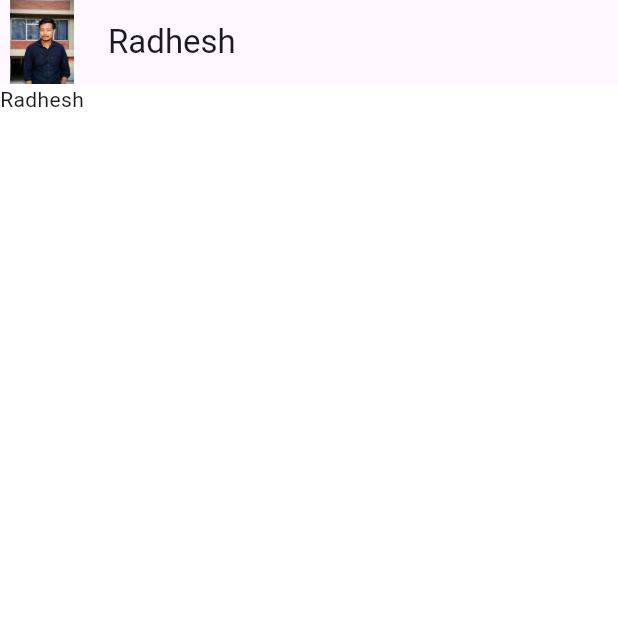
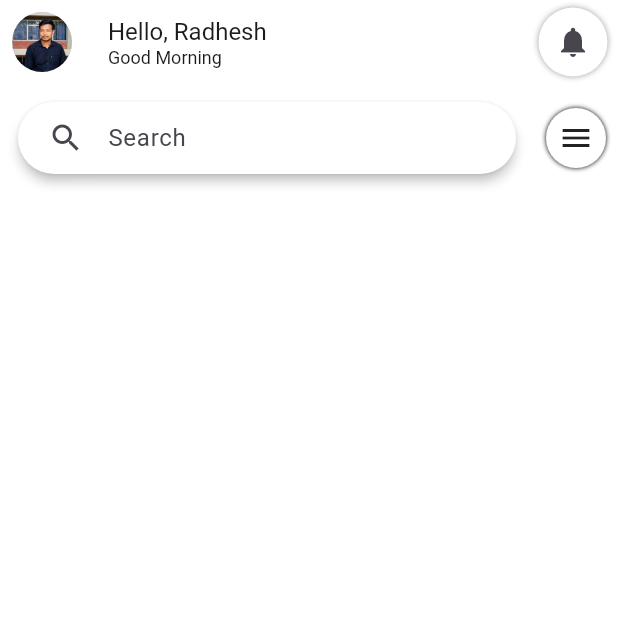
Before and after one commit to Radhesh-Roy/TailorApp, a Flutter app: the screen it shows after launch, on a phone screen of 412 x 824 dp, the top half of it. Run offline on Flutter 3.47's test engine with Material 3 defaults, Android fonts, the light colour scheme and no system bars; Roboto replaces fonts that are missing (Rj).

Commit message:
add search

```diff
--- a/lib/homepage.dart
+++ b/lib/homepage.dart
@@ -1,5 +1,5 @@
+import 'package:flutter/material.dart';
 
-import 'package:flutter/material.dart';
 class Homepage extends StatefulWidget {
   const Homepage({super.key});
 
@@ -13,12 +13,86 @@ class _HomepageState extends State<Homepage> {
     return Scaffold(
       backgroundColor: Color(0xffFFFFFF),
       appBar: AppBar(
-        leading: Image.asset(
-          "assets/profile/Radhesh.jpg",
+        backgroundColor: Color(0xffFFFFFF),
+        leading: Padding(
+          padding: const EdgeInsets.all(8.0),
+          child: CircleAvatar(
+            backgroundImage: AssetImage("assets/profile/Radhesh.jpg"),
+          ),
         ),
-        title: const Text("Radhesh", style: TextStyle(fontFamily:"Rj"),),
+        title: Column(
+          crossAxisAlignment: CrossAxisAlignment.start,
+          children: [
+            Text(
+              "Hello, Radhesh",
+              style: TextStyle(fontFamily: "Rj", fontSize: 16),
+            ),
+            Text(
+              "Good Morning",
+              style: TextStyle(fontFamily: "Rj", fontSize: 12),
+            ),
+          ],
+        ),
+        actions: [
+          Padding(
+            padding: const EdgeInsets.all(5),
+            child: Container(
+              height: 50,
+              width: 50,
+              decoration: BoxDecoration(
+                color: Color(0xffFFFFFF),
+                boxShadow: [BoxShadow(blurRadius: 3, color: Colors.grey)],
+                shape: BoxShape.circle,
+              ),
+              child: Icon(Icons.notifications),
+            ),
+          ),
+        ],
       ),
-      body: Text("Radhesh", style: TextStyle(fontFamily:"Rj"),),
+      body: Column(
+        children: [
+          Row(
+            children: [
+              Expanded(
+                child: Padding(
+                  padding: const EdgeInsets.all(8.0),
+                  child: Card(
+                    elevation: 3,
+                    color: Color(0xffFFFFFF),
+                    shape: RoundedRectangleBorder(
+                      borderRadius: BorderRadiusGeometry.circular(100),
+                    ),
+                    child: Padding(
+                      padding: EdgeInsets.symmetric(horizontal: 20),
+                      child: TextField(
+                        decoration: InputDecoration(
+                          border: InputBorder.none,
+                          icon: Icon(Icons.search),
+                          hintText: "Search",
+                        ),
+                      ),
+                    ),
+                  ),
+                ),
+              ),
+
+              Padding(
+                padding: const EdgeInsets.all(8.0),
+                child: Container(
+                  height: 40,
+                  width: 40,
+                  decoration: BoxDecoration(
+                    color: Color(0xffFFFFFF),
+                    boxShadow: [BoxShadow(blurRadius: 2)],
+                    shape: BoxShape.circle,
+                  ),
+                  child: Icon(Icons.menu),
+                ),
+              ),
+            ],
+          ),
+        ],
+      ),
     );
   }
 }
```
